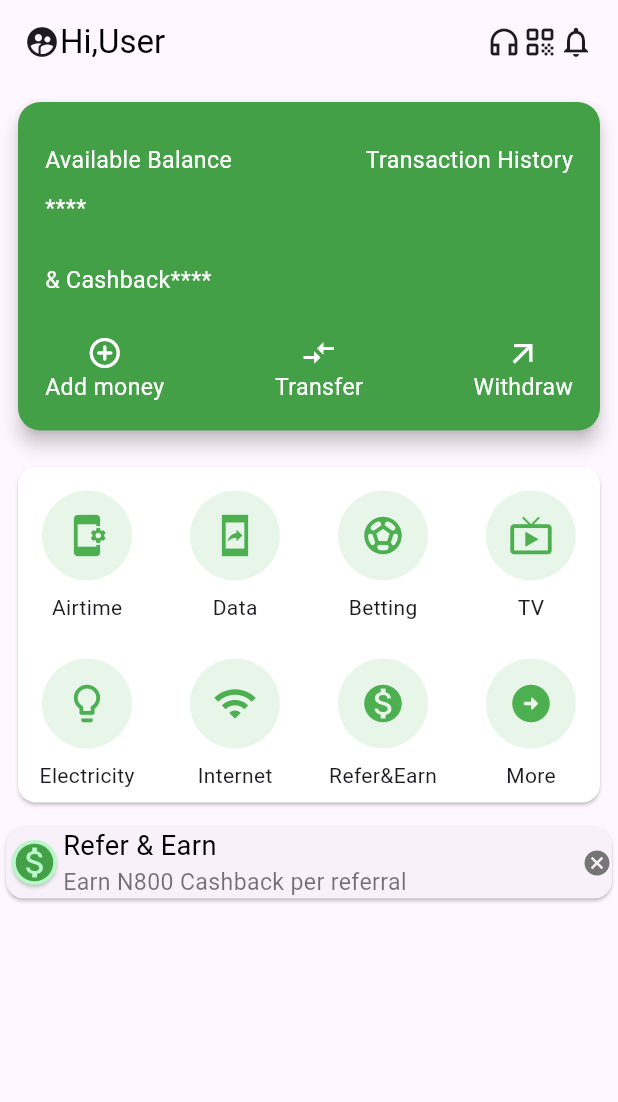
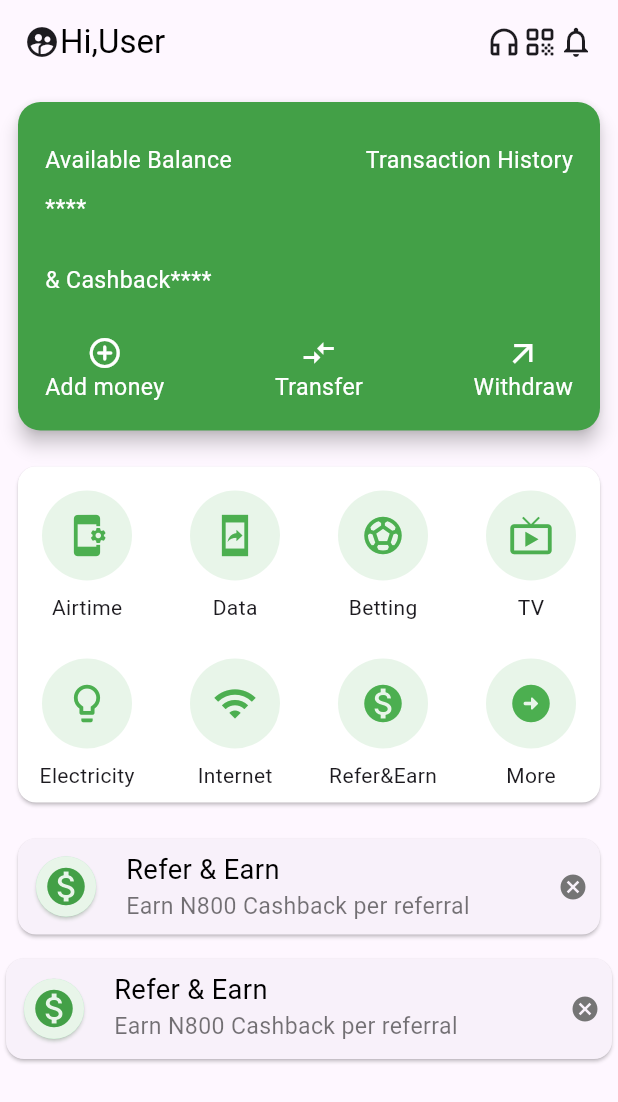
Before and after one commit to EverlastingBigFlo/mobile_app_ui, a Flutter app: the screen it shows after launch, on a phone screen of 412 x 824 dp. Shown: the top 1102 px of the screen. Run offline on Flutter 3.47's test engine with Material 2 defaults, Android fonts, the light colour scheme and no system bars.

Commit message:
i added a slider

```diff
--- /dev/null
+++ b/lib/components/card_for_page_view.dart
@@ -0,0 +1,82 @@
+// ignore_for_file: avoid_unnecessary_containers, camel_case_types, prefer_const_constructors, prefer_const_literals_to_create_immutables
+
+import 'package:flutter/material.dart';
+
+import 'my_texts.dart';
+
+class myCard extends StatelessWidget {
+  const myCard({super.key});
+
+  @override
+  Widget build(BuildContext context) {
+    return Container(
+      child: Card(
+        child: Row(
+          mainAxisAlignment: MainAxisAlignment.spaceBetween,
+          children: [
+            Container(
+              child: Row(
+                mainAxisAlignment: MainAxisAlignment.spaceAround,
+                children: [
+                  Padding(
+                    padding: const EdgeInsets.all(8.0),
+                    child: Card(
+                      shadowColor: Colors.green.shade100,
+                      color: Colors.greenAccent.shade100,
+                      shape: RoundedRectangleBorder(
+                          borderRadius: BorderRadius.circular(20)),
+                      child: Row(
+                        children: [
+                          CircleAvatar(
+                            backgroundColor: Colors.green[50],
+                            child: Icon(
+                              Icons.monetization_on,
+                              color: Colors.green.shade600,
+                              size: 30.0,
+                            ),
+                          )
+                        ],
+                      ),
+                    ),
+                  ),
+                  Padding(
+                    padding: const EdgeInsets.all(8.0),
+                    child: Container(
+                      child: Column(
+                        crossAxisAlignment: CrossAxisAlignment.start,
+                        children: [
+                          MyTexts(
+                              color: Colors.black,
+                              text: 'Refer & Earn',
+                              fontSize: 1.3),
+                          MyTexts(
+                              color: Colors.black54,
+                              text: 'Earn N800 Cashback per referral',
+                              fontSize: 1.1)
+                        ],
+                      ),
+                    ),
+                  ),
+                ],
+              ),
+            ),
+            Padding(
+              padding: const EdgeInsets.all(8.0),
+              child: Container(
+                child: Row(
+                  children: [
+                    Icon(
+                      Icons.cancel,
+                      color: Colors.grey.shade600,
+                      size: 20.0,
+                    )
+                  ],
+                ),
+              ),
+            ),
+          ],
+        ),
+      ),
+    );
+  }
+}
--- a/lib/main.dart
+++ b/lib/main.dart
@@ -1,6 +1,7 @@
 // ignore_for_file: prefer_const_constructors, prefer_const_literals_to_create_immutables, avoid_unnecessary_containers
 
 import 'package:flutter/material.dart';
+import 'package:my_opay/components/card_for_page_view.dart';
 
 import 'components/my_texts.dart';
 
@@ -310,7 +311,9 @@ class _MyOpayState extends State<MyOpay> {
             ),
 
             // Refer Section
-            Card(
+            Padding(
+              padding: const EdgeInsets.all(8.0),
+              child: Card(
                 child: Row(
                   mainAxisAlignment: MainAxisAlignment.spaceBetween,
                   children: [
@@ -318,23 +321,30 @@ class _MyOpayState extends State<MyOpay> {
                       child: Row(
                         mainAxisAlignment: MainAxisAlignment.spaceAround,
                         children: [
-                        Card(
-                          // margin: EdgeInsets.fromLTRB(0, 5, 0, 18),
+                          Padding(
+                            padding: const EdgeInsets.all(8.0),
+                            child: Card(
                               shadowColor: Colors.green.shade100,
                               color: Colors.greenAccent.shade100,
                               shape: RoundedRectangleBorder(
                                   borderRadius: BorderRadius.circular(20)),
                               child: Row(
                                 children: [
-                              Icon(
+                                  CircleAvatar(
+                                    backgroundColor: Colors.green[50],
+                                    child: Icon(
                                       Icons.monetization_on,
                                       color: Colors.green.shade600,
                                       size: 30.0,
+                                    ),
                                   )
                                 ],
                               ),
                             ),
-                        Container(
+                          ),
+                          Padding(
+                            padding: const EdgeInsets.all(8.0),
+                            child: Container(
                               child: Column(
                                 crossAxisAlignment: CrossAxisAlignment.start,
                                 children: [
@@ -349,10 +359,13 @@ class _MyOpayState extends State<MyOpay> {
                                 ],
                               ),
                             ),
+                          ),
                         ],
                       ),
                     ),
-                  Container(
+                    Padding(
+                      padding: const EdgeInsets.all(8.0),
+                      child: Container(
                         child: Row(
                           children: [
                             Icon(
@@ -363,9 +376,23 @@ class _MyOpayState extends State<MyOpay> {
                           ],
                         ),
                       ),
+                    ),
                   ],
                 ),
               ),
+            ),
+
+            SizedBox(
+              height: 75,
+              child: PageView(
+                scrollDirection: Axis.horizontal,
+                children: [
+                  myCard(),
+                  myCard(),
+                  myCard(),
+                ],
+              ),
+            )
           ],
         ),
       ),
```
Lines whose indentation alone changed are shown as unchanged.
